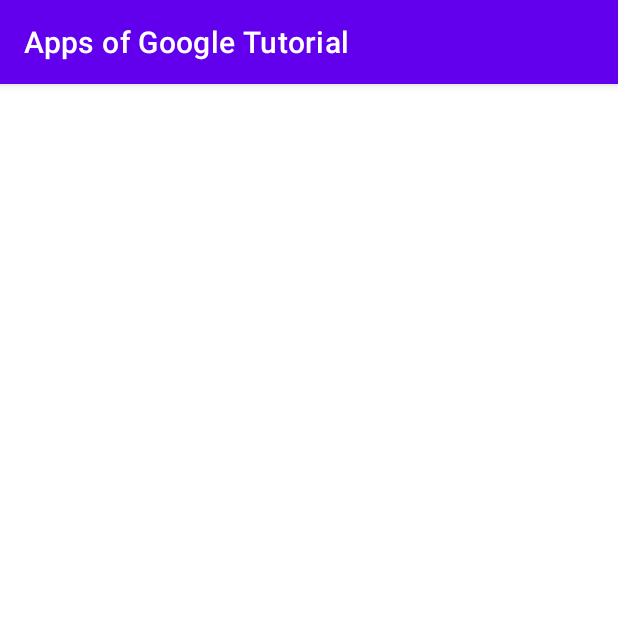
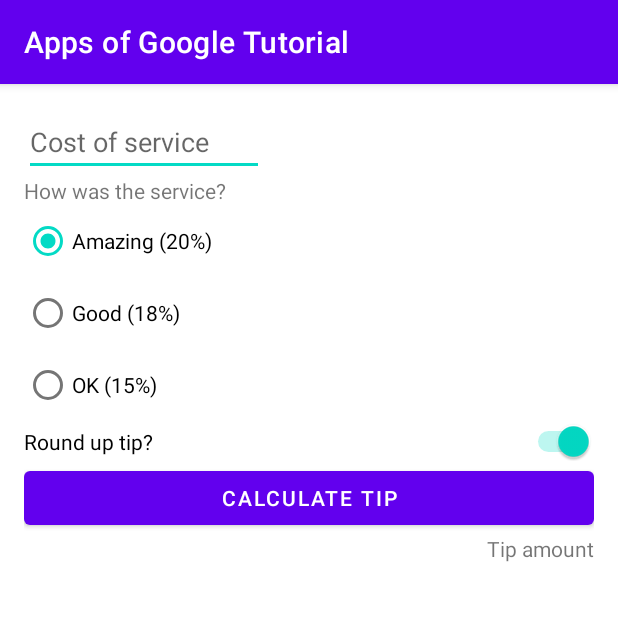
Before and after one commit to jesus-333/AppsOfGoogleTutorial, an Android app: the TipCalculatorActivity screen opened directly, with no data from a screen before it, on a phone screen of 412 x 824 dp, the top half of it. Run offline under Robolectric (Android 15) with nearby library versions, the phone set to English and light mode, and no system bars.

Commit message:
Add tip calculator app layout

```diff
--- a/app/src/main/res/layout/activity_tip_calculator.xml
+++ b/app/src/main/res/layout/activity_tip_calculator.xml
@@ -4,6 +4,80 @@
     xmlns:tools="http://schemas.android.com/tools"
     android:layout_width="match_parent"
     android:layout_height="match_parent"
+    android:padding="16dp"
     tools:context=".TipCalculatorActivity">
 
+    <EditText
+        android:id="@+id/cost_of_service"
+        android:layout_width="160dp"
+        android:layout_height="wrap_content"
+        android:hint="@string/cost_of_service"
+        android:inputType="numberDecimal"
+        app:layout_constraintStart_toStartOf="parent"
+        app:layout_constraintTop_toTopOf="parent" />
+
+    <TextView
+        android:id="@+id/service_question"
+        android:layout_width="wrap_content"
+        android:layout_height="wrap_content"
+        android:text="@string/how_was_the_service"
+        app:layout_constraintStart_toStartOf="parent"
+        app:layout_constraintTop_toBottomOf="@id/cost_of_service" />
+
+    <RadioGroup
+        android:id="@+id/tip_options"
+        android:layout_width="wrap_content"
+        android:layout_height="wrap_content"
+        android:checkedButton="@id/option_twenty_percent"
+        android:orientation="vertical"
+        app:layout_constraintStart_toStartOf="parent"
+        app:layout_constraintTop_toBottomOf="@id/service_question">
+
+        <RadioButton
+            android:id="@+id/option_twenty_percent"
+            android:layout_width="wrap_content"
+            android:layout_height="wrap_content"
+            android:text="Amazing (20%)" />
+
+        <RadioButton
+            android:id="@+id/option_eighteen_percent"
+            android:layout_width="wrap_content"
+            android:layout_height="wrap_content"
+            android:text="Good (18%)" />
+
+        <RadioButton
+            android:id="@+id/option_fifteen_percent"
+            android:layout_width="wrap_content"
+            android:layout_height="wrap_content"
+            android:text="OK (15%)" />
+    </RadioGroup>
+
+    <Switch
+        android:id="@+id/round_up_switch"
+        android:layout_width="0dp"
+        android:layout_height="wrap_content"
+        android:checked="true"
+        android:text="Round up tip?"
+        app:layout_constraintEnd_toEndOf="parent"
+        app:layout_constraintStart_toStartOf="parent"
+        app:layout_constraintTop_toBottomOf="@id/tip_options" />
+
+    <Button
+        android:id="@+id/calculate_tip_button"
+        android:layout_width="0dp"
+        android:layout_height="wrap_content"
+        android:text="@string/calculate_tip"
+        app:layout_constraintEnd_toEndOf="parent"
+        app:layout_constraintStart_toStartOf="parent"
+        app:layout_constraintTop_toBottomOf="@id/round_up_switch" />
+
+    <TextView
+        android:id="@+id/tip_result"
+        android:layout_width="wrap_content"
+        android:layout_height="wrap_content"
+        android:text="@string/tip_amount"
+        app:layout_constraintEnd_toEndOf="parent"
+        app:layout_constraintTop_toBottomOf="@id/calculate_tip_button" />
+
+
 </androidx.constraintlayout.widget.ConstraintLayout>
--- a/app/src/main/res/values/strings.xml
+++ b/app/src/main/res/values/strings.xml
@@ -4,4 +4,8 @@
     <string name="roll_the_dice_button_text">Roll the dice!</string>
     <string name="image_of_a_dice">Image of a dice</string>
     <string name="tip_calculator_app">Tip Calculator App</string>
+    <string name="cost_of_service">Cost of service</string>
+    <string name="how_was_the_service">How was the service?</string>
+    <string name="tip_amount">Tip amount</string>
+    <string name="calculate_tip">Calculate Tip</string>
 </resources>
```
Also changed, not shown: app/src/main/java/com/example/appsofgoogletutorial/MainActivity.kt (+4 -4 lines).
